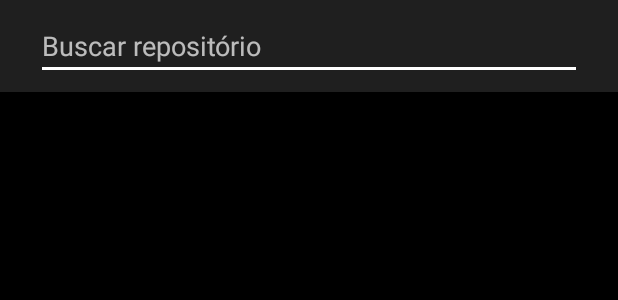
After one commit to Vnicius/github-repo-search, an Android app: the layout fragment_repo_search.xml on its own in the app's theme, with its tools: preview values and no code run, on a phone screen of 412 x 824 dp. The commit adds this screen. Shown: the top 300 px of the screen. Run offline under Robolectric (Android 15) with nearby library versions, the light colour scheme and no system bars.

Commit message:
Add Repo Search fragment

```diff
--- /dev/null
+++ b/GithubRepoSearch/app/src/main/res/layout/fragment_repo_search.xml
@@ -0,0 +1,26 @@
+<?xml version="1.0" encoding="utf-8"?>
+<androidx.constraintlayout.widget.ConstraintLayout xmlns:android="http://schemas.android.com/apk/res/android"
+    android:layout_width="match_parent"
+    android:layout_height="match_parent"
+    xmlns:app="http://schemas.android.com/apk/res-auto"
+    android:background="?colorPrimaryBackground">
+
+    <FrameLayout
+        android:id="@+id/search_bar_container"
+        android:layout_width="match_parent"
+        android:layout_height="wrap_content"
+        android:background="?colorSecondaryBackground"
+        android:foregroundGravity="center"
+        android:paddingHorizontal="@dimen/spacing_large"
+        android:paddingVertical="@dimen/spacing_small"
+        app:layout_constraintEnd_toEndOf="parent"
+        app:layout_constraintStart_toStartOf="parent"
+        app:layout_constraintTop_toTopOf="parent">
+
+        <io.github.vnicius.githubreposearch.ui.common.SearchBarView
+            android:layout_width="match_parent"
+            android:layout_height="wrap_content"
+            android:hint="@string/search_repo_hint" />
+    </FrameLayout>
+
+</androidx.constraintlayout.widget.ConstraintLayout>
--- a/GithubRepoSearch/build.gradle
+++ b/GithubRepoSearch/build.gradle
@@ -1,7 +1,7 @@
 // Top-level build file where you can add configuration options common to all sub-projects/modules.
 buildscript {
     ext.kotlin_version = "1.4.32"
-    ext.airbnb_paris_version = "1.7.3"
+    ext.nav_version = "2.3.5"
 
     repositories {
         google()
@@ -10,6 +10,7 @@ buildscript {
     dependencies {
         classpath "com.android.tools.build:gradle:4.1.3"
         classpath "org.jetbrains.kotlin:kotlin-gradle-plugin:$kotlin_version"
+        classpath "androidx.navigation:navigation-safe-args-gradle-plugin:$nav_version"
 
         // NOTE: Do not place your application dependencies here; they belong
         // in the individual module build.gradle files
```
Also changed, not shown: GithubRepoSearch/app/build.gradle (+8 -0 lines), GithubRepoSearch/app/src/main/java/io/github/vnicius/githubreposearch/ui/main/MainActivity.kt (+7 -3 lines), GithubRepoSearch/app/src/main/java/io/github/vnicius/githubreposearch/ui/reposearch/RepoSearchFragment.kt (added, +28 -0 lines), GithubRepoSearch/app/src/main/res/layout/activity_main.xml (+10 -16 lines), GithubRepoSearch/app/src/main/res/navigation/main_graph.xml (added, +11 -0 lines).
